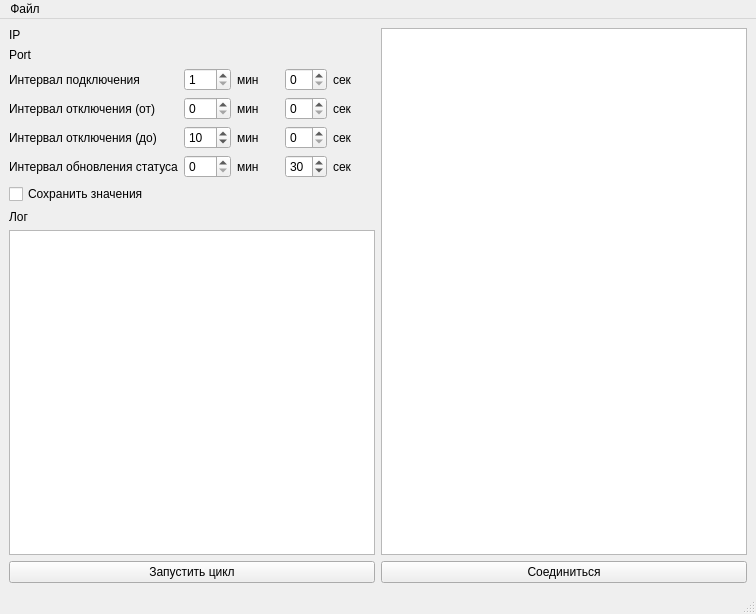
This is mainwindow.ui in layxproud/QulonServerTest as Qt 5 draws it before an edit. The edited form follows.
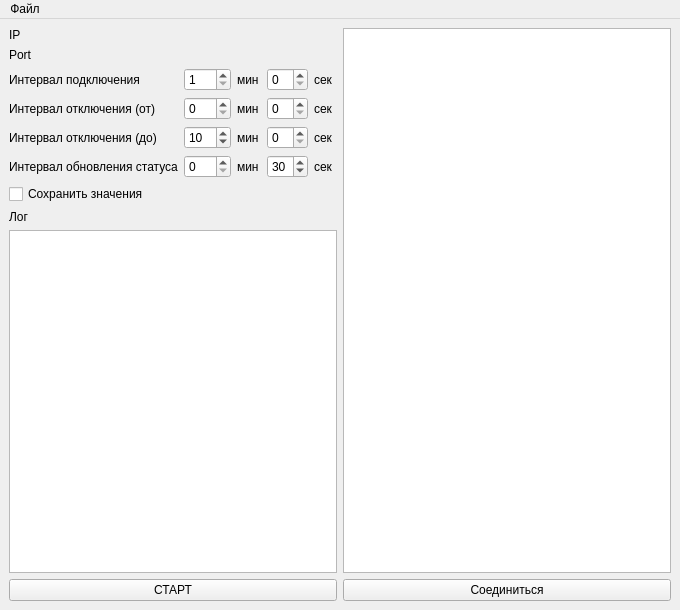
This is the edited form.

Commit message: Code refactoring, added random values for status messages

What changed in the file:
```diff
--- a/mainwindow.ui
+++ b/mainwindow.ui
@@ -6,8 +6,8 @@
    <rect>
     <x>0</x>
     <y>0</y>
-    <width>756</width>
-    <height>614</height>
+    <width>680</width>
+    <height>610</height>
    </rect>
   </property>
   <property name="sizePolicy">
@@ -24,7 +24,7 @@
     <item row="3" column="0">
      <widget class="QPushButton" name="pushButton">
       <property name="text">
-       <string>Запустить цикл</string>
+       <string>СТАРТ</string>
       </property>
      </widget>
     </item>
@@ -408,7 +408,7 @@
     <rect>
      <x>0</x>
      <y>0</y>
-     <width>756</width>
+     <width>680</width>
      <height>21</height>
     </rect>
    </property>
@@ -420,7 +420,6 @@
    </widget>
    <addaction name="menu"/>
   </widget>
-  <widget class="QStatusBar" name="statusbar"/>
   <action name="openIniFileAction">
    <property name="text">
     <string>Открыть</string>
```
Left out of the diff: 4 changed lines with no effect on the pictures. The commit also changes 8 other files.
